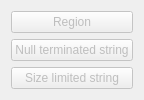
Qt form toolmenu.ui (TheCrazyT/DumpAnalyser) before a commit.
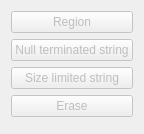
The same form after that commit.

Commit message: erase & right click & bugfixes ...

Diff of the .ui file:
```diff
--- a/toolmenu.ui
+++ b/toolmenu.ui
@@ -7,7 +7,7 @@
     <x>0</x>
     <y>0</y>
     <width>128</width>
-    <height>99</height>
+    <height>134</height>
    </rect>
   </property>
   <property name="windowTitle">
@@ -44,6 +44,16 @@
      </property>
     </widget>
    </item>
+   <item>
+    <widget class="QPushButton" name="btnErase">
+     <property name="enabled">
+      <bool>false</bool>
+     </property>
+     <property name="text">
+      <string>Erase</string>
+     </property>
+    </widget>
+   </item>
    <item>
     <spacer name="verticalSpacer">
      <property name="orientation">
```
Left out of the diff: 17 changed lines with no effect on the pictures. The commit also changes 4 other files.
